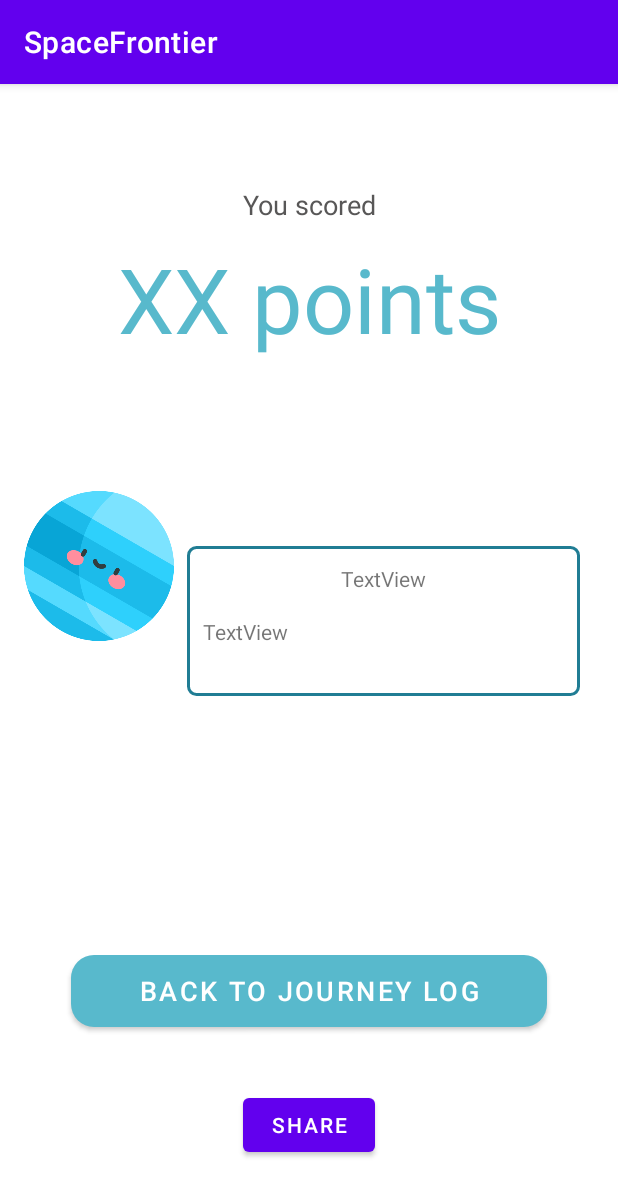
After one commit to z5290731/SpaceFrontier, an Android app: the QuizJourneyEndActivity screen opened directly, with no data from a screen before it, on a phone screen of 412 x 824 dp. The commit adds this screen. Shown: the top 1196 px of the screen. Run offline under Robolectric (Android 15) with nearby library versions, the phone set to English and light mode, and no system bars.

Commit message:
V.0.0.0.9
BASIC DATA STRUCTURES
LOGIN SCREEN (COMPLETED) BACKGROUND N LOGO REQUIRED
QUIZ RIGHT Q LOGIC AND PASSING THROUGH DATA COMPLETED
WORKING ON SCORE PAGE & DB PUSH
PLANET LESSON PAGE FORMATTED (NEED TO ADD BACK AND HELP UI UX BUTTONS)
PICTURES IMPORTED
CODE BACKEND + FRONTEND XML READY FOR PARTS
WIKI API COMPLETED (LINKING BETWEEN FRAGMENT + INTRO TO WIKI COMPLETED)

```diff
--- a/app/src/main/AndroidManifest.xml
+++ b/app/src/main/AndroidManifest.xml
@@ -9,6 +9,9 @@
         android:roundIcon="@mipmap/ic_launcher_round"
         android:supportsRtl="true"
         android:theme="@style/Theme.UNSWGamifiedLearningApp">
+        <activity
+            android:name=".QuizJourneyEndActivity"
+            android:exported="true" />
         <activity
             android:name=".LessonVideoActivity"
             android:exported="true" />
--- a/app/src/main/java/au/edu/unsw/infs3634/unswgamifiedlearningapp/MainActivity.java
+++ b/app/src/main/java/au/edu/unsw/infs3634/unswgamifiedlearningapp/MainActivity.java
@@ -26,7 +26,7 @@ public class MainActivity extends AppCompatActivity {
         super.onCreate(savedInstanceState);
         setContentView(R.layout.activity_main);
         Handler delayHandler = new Handler();
-        delayHandler.postDelayed(loginScreen, 200);
+        delayHandler.postDelayed(loginScreen, 300);
 
     }
 
--- /dev/null
+++ b/app/src/main/java/au/edu/unsw/infs3634/unswgamifiedlearningapp/QuizJourneyEndActivity.java
@@ -0,0 +1,23 @@
+package au.edu.unsw.infs3634.unswgamifiedlearningapp;
+
+import androidx.appcompat.app.AppCompatActivity;
+
+import android.os.Bundle;
+import android.widget.Button;
+import android.widget.TextView;
+
+public class QuizJourneyEndActivity extends AppCompatActivity {
+
+    public Button btn_share;
+    public TextView tvJourneyPoints;
+    public TextView tvOneLine;
+    public TextView tvAttribute;
+
+
+
+    @Override
+    protected void onCreate(Bundle savedInstanceState) {
+        super.onCreate(savedInstanceState);
+        setContentView(R.layout.activity_quiz_journey_end);
+    }
+}
--- a/app/src/main/java/au/edu/unsw/infs3634/unswgamifiedlearningapp/QuizQuestionActivity.java
+++ b/app/src/main/java/au/edu/unsw/infs3634/unswgamifiedlearningapp/QuizQuestionActivity.java
@@ -2,6 +2,7 @@ package au.edu.unsw.infs3634.unswgamifiedlearningapp;
 
 import androidx.appcompat.app.AppCompatActivity;
 
+import android.content.Intent;
 import android.os.Bundle;
 import android.view.View;
 import android.widget.Button;
@@ -82,6 +83,17 @@ public class QuizQuestionActivity extends AppCompatActivity {
             @Override
             public void onClick(View v) {
 
+                Button buttonChoiceA = findViewById(R.id.buttonChoiceA);
+                Button buttonChoiceB = findViewById(R.id.buttonChoiceB);
+                Button buttonChoiceC = findViewById(R.id.buttonChoiceC);
+                Button buttonChoiceD = findViewById(R.id.buttonChoiceD);
+
+
+                buttonChoiceA.setClickable(false);
+                buttonChoiceB.setClickable(false);
+                buttonChoiceC.setClickable(false);
+                buttonChoiceD.setClickable(false);
+
                 int currentArrayNumber = currentQuestionNumber -1;
 
                 quizDetails = questionArray.get(currentArrayNumber);
@@ -99,30 +111,47 @@ public class QuizQuestionActivity extends AppCompatActivity {
                 System.out.println(quizDetails.getQuizAnswer() + "THIS IS THE QUIZZES ANSWER");
 
                 String correct = "Correct Answer";
-                String incorrect = "Incorrect Answer";
+                String incorrect = "Incorrect Answer procceding to neext quesiton";
+                String total = quizPoints + "Total Points";
+
 
                 if(selectedAnswerString.equals(quizDetails.getQuizAnswer())) {
-                    quizPoints++;
-                    System.out.println("ANSWER WAS CORRECT");
-                    Toast.makeText(getApplicationContext(),correct,Toast.LENGTH_SHORT).show();
 
-                    setQuestion();
+                    if(currentQuestionNumber < 10) {
 
-                    if(currentQuestionNumber <= 10) {
+                        quizPoints++;
+                        System.out.println("ANSWER WAS CORRECT");
+                        Toast.makeText(getApplicationContext(),correct,Toast.LENGTH_SHORT).show();
+                        System.out.println("This is the current question being marked" + currentQuestionNumber);
+                        setQuestion();
+                        System.out.println(currentQuestionNumber + "QUESTION NOW");
+
+                    } else {
+
+                        Toast.makeText(getApplicationContext(),"Quiz Completed!",Toast.LENGTH_SHORT).show();
+                        Toast.makeText(getApplicationContext(),total,Toast.LENGTH_SHORT).show();
                         quizCompletion();
+
+                    }
+
+
+                } else {
+
+                    if(currentQuestionNumber > 10) {
+
+                        Toast.makeText(getApplicationContext(),"Quiz Completed!",Toast.LENGTH_SHORT).show();
+                        Toast.makeText(getApplicationContext(),total,Toast.LENGTH_SHORT).show();
+                        quizCompletion();
+
                     } else {
 
                         Toast.makeText(getApplicationContext(),incorrect,Toast.LENGTH_SHORT).show();
-                        System.out.println("QUESTION WAS NOT CHECKED");
+                        System.out.println("NEXT Q INCORRECT");
                         setQuestion();
                     }
 
 
-
-                } else {
-                    System.out.println("ISSUE WITH CHECKING LOGIC");
                 }
-
 
             }
         };
@@ -152,6 +181,10 @@ public class QuizQuestionActivity extends AppCompatActivity {
     }
 
     private void quizCompletion() {
+        Intent intent = new Intent(this,QuizJourneyEndActivity.class);
+        intent.putExtra("totalScore",String.valueOf(quizPoints));
+        intent.putExtra("planetName", planetName);
+
     }
 
     private void setQuestion() {
@@ -169,6 +202,11 @@ public class QuizQuestionActivity extends AppCompatActivity {
             ImageButton exitButton = findViewById(R.id.exitButton);
             Button buttonNext = findViewById(R.id.buttonNext);
             Button buttonConfirm = findViewById(R.id.buttonConfirm);
+
+            buttonChoiceA.setClickable(true);
+            buttonChoiceB.setClickable(true);
+            buttonChoiceC.setClickable(true);
+            buttonChoiceD.setClickable(true);
 
 
             System.out.println(currentQuestionNumber + "THIS IS THE CURRENT QUESTION NUMBER");
@@ -193,7 +231,7 @@ public class QuizQuestionActivity extends AppCompatActivity {
 
         } else {
             //INSERT RESULT TING;
-            System.out.println("HELLO WORLD");
+            System.out.println("ISSUE WITH SETTING QUESTION HERE");
         }
 
     }
--- /dev/null
+++ b/app/src/main/res/drawable/rectangle.xml
@@ -0,0 +1,12 @@
+<?xml version="1.0" encoding="utf-8"?>
+<shape xmlns:android="http://schemas.android.com/apk/res/android">
+
+    <stroke android:width="2dp" android:color="#ff207d94" />
+    <padding android:left="2dp"
+        android:top="2dp"
+        android:right="2dp"
+        android:bottom="2dp" />
+    <corners android:radius="5dp" />
+    <solid android:color="#0000ffff" />
+
+</shape>
--- /dev/null
+++ b/app/src/main/res/layout/activity_quiz_journey_end.xml
@@ -0,0 +1,106 @@
+<?xml version="1.0" encoding="utf-8"?>
+<androidx.constraintlayout.widget.ConstraintLayout xmlns:android="http://schemas.android.com/apk/res/android"
+    xmlns:app="http://schemas.android.com/apk/res-auto"
+    xmlns:tools="http://schemas.android.com/tools"
+    android:layout_width="match_parent"
+    android:layout_height="match_parent"
+    tools:context=".QuizJourneyEndActivity">
+
+    <View
+        android:id="@+id/myRectangleView"
+        android:layout_width="262dp"
+        android:layout_height="100dp"
+        android:layout_marginEnd="16dp"
+        android:layout_marginBottom="164dp"
+        android:background="@drawable/rectangle"
+        app:layout_constraintBottom_toTopOf="@+id/btn_finish"
+        app:layout_constraintEnd_toEndOf="parent"
+        app:layout_constraintHorizontal_bias="0.47"
+        app:layout_constraintStart_toEndOf="@+id/imageView2"
+        app:layout_constraintTop_toBottomOf="@+id/tvJourneyPoints"
+        app:layout_constraintVertical_bias="0.978" />
+
+    <Button
+        android:id="@+id/btn_finish"
+        android:layout_width="317dp"
+        android:layout_height="60dp"
+        android:layout_marginBottom="35dp"
+        android:text="BACK TO JOURNEY LOG"
+        android:textSize="18sp"
+        app:backgroundTint="#58B9CC"
+        app:cornerRadius="15sp"
+        app:layout_constraintBottom_toTopOf="@+id/btn_share"
+        app:layout_constraintEnd_toEndOf="parent"
+        app:layout_constraintStart_toStartOf="parent" />
+
+    <TextView
+        android:id="@+id/tvJourneyPoints"
+        android:layout_width="wrap_content"
+        android:layout_height="wrap_content"
+        android:layout_marginTop="10dp"
+        android:gravity="center"
+        android:text="XX points"
+        android:textColor="#58B9CC"
+        android:textSize="60sp"
+        app:layout_constraintEnd_toEndOf="parent"
+        app:layout_constraintStart_toStartOf="parent"
+        app:layout_constraintTop_toBottomOf="@+id/tvText" />
+
+    <TextView
+        android:id="@+id/tvText"
+        android:layout_width="wrap_content"
+        android:layout_height="wrap_content"
+        android:layout_marginTop="68dp"
+        android:gravity="center"
+        android:text="You scored"
+        android:textColor="#585757"
+        android:textSize="18sp"
+        app:layout_constraintEnd_toEndOf="parent"
+        app:layout_constraintStart_toStartOf="parent"
+        app:layout_constraintTop_toTopOf="parent" />
+
+    <Button
+        android:id="@+id/btn_share"
+        android:layout_width="wrap_content"
+        android:layout_height="wrap_content"
+        android:layout_marginBottom="50dp"
+        android:text="Share"
+        app:layout_constraintBottom_toBottomOf="parent"
+        app:layout_constraintEnd_toEndOf="parent"
+        app:layout_constraintStart_toStartOf="parent" />
+
+    <ImageView
+        android:id="@+id/imageView2"
+        android:layout_width="100dp"
+        android:layout_height="100dp"
+        android:layout_marginTop="88dp"
+        app:layout_constraintEnd_toEndOf="parent"
+        app:layout_constraintHorizontal_bias="0.051"
+        app:layout_constraintStart_toStartOf="parent"
+        app:layout_constraintTop_toBottomOf="@+id/tvJourneyPoints"
+        app:srcCompat="@drawable/neptune" />
+
+    <TextView
+        android:id="@+id/tvOneLine"
+        android:layout_width="wrap_content"
+        android:layout_height="wrap_content"
+        android:layout_marginTop="12dp"
+        android:text="TextView"
+        app:layout_constraintEnd_toEndOf="@+id/myRectangleView"
+        app:layout_constraintStart_toStartOf="@+id/myRectangleView"
+        app:layout_constraintTop_toTopOf="@+id/myRectangleView" />
+
+    <TextView
+        android:id="@+id/tvAttribute"
+        android:layout_width="239dp"
+        android:layout_height="21dp"
+        android:layout_marginTop="12dp"
+        android:text="TextView"
+        app:layout_constraintBottom_toBottomOf="@+id/myRectangleView"
+        app:layout_constraintEnd_toEndOf="@+id/myRectangleView"
+        app:layout_constraintHorizontal_bias="0.478"
+        app:layout_constraintStart_toStartOf="@+id/myRectangleView"
+        app:layout_constraintTop_toBottomOf="@+id/tvOneLine"
+        app:layout_constraintVertical_bias="0.111" />
+
+</androidx.constraintlayout.widget.ConstraintLayout>
--- a/build.gradle
+++ b/build.gradle
@@ -6,7 +6,7 @@ buildscript {
     }
     dependencies {
         classpath "com.android.tools.build:gradle:7.0.0"
-        classpath 'com.google.gms:google-services:4.3.3'
+        classpath 'com.google.gms:google-services:4.3.10'
 
         // NOTE: Do not place your application dependencies here; they belong
         // in the individual module build.gradle files
```
